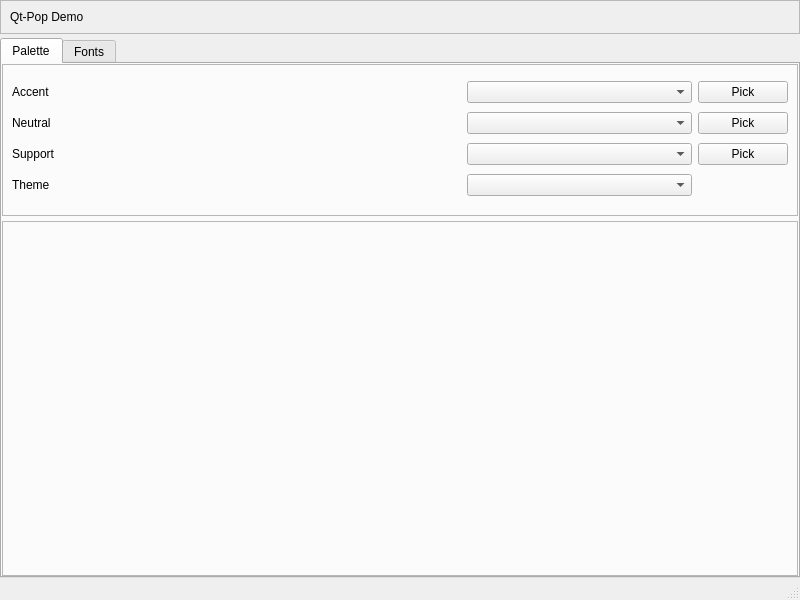
Above: app/mainwindow/mainwindow.ui from codemeetscopper/Qt-Pop before the change. Below: the same form after it.
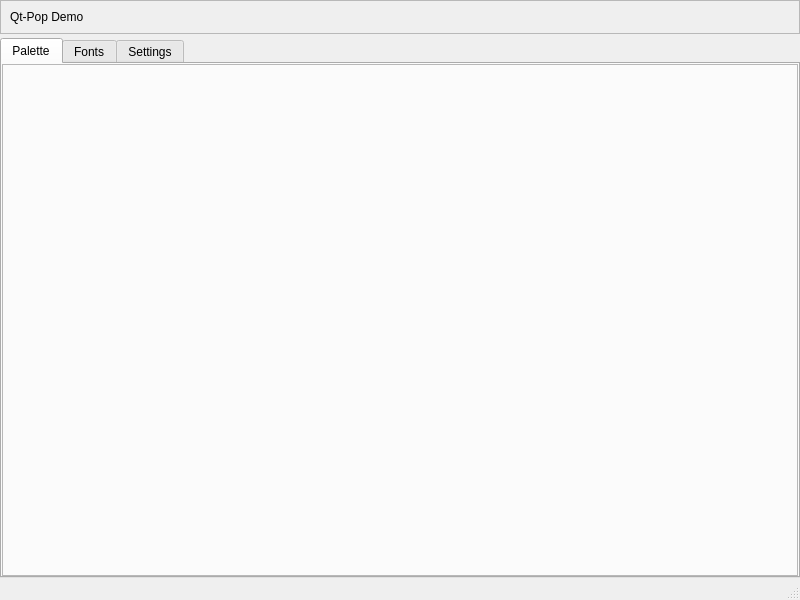
That is the form after the change.

Commit message: Settings added with widget.

Patch:
```diff
--- a/app/mainwindow/mainwindow.ui
+++ b/app/mainwindow/mainwindow.ui
@@ -58,7 +58,7 @@
        <attribute name="title">
         <string>Palette</string>
        </attribute>
-       <layout class="QGridLayout" name="gridLayout" rowstretch="3,7" rowminimumheight="0,0" columnminimumwidth="0">
+       <layout class="QGridLayout" name="gridLayout" rowstretch="3">
         <property name="leftMargin">
          <number>0</number>
         </property>
@@ -74,16 +74,6 @@
         <property name="spacing">
          <number>5</number>
         </property>
-        <item row="1" column="0">
-         <widget class="QFrame" name="palette_bottom_frame">
-          <property name="frameShape">
-           <enum>QFrame::Shape::StyledPanel</enum>
-          </property>
-          <property name="frameShadow">
-           <enum>QFrame::Shadow::Raised</enum>
-          </property>
-         </widget>
-        </item>
         <item row="0" column="0">
          <widget class="QFrame" name="palette_top_frame">
           <property name="frameShape">
@@ -92,72 +82,6 @@
           <property name="frameShadow">
            <enum>QFrame::Shadow::Raised</enum>
           </property>
-          <layout class="QGridLayout" name="gridLayout_2" columnstretch="10,5,2">
-           <property name="verticalSpacing">
-            <number>2</number>
-           </property>
-           <item row="0" column="0">
-            <widget class="QLabel" name="sl1">
-             <property name="text">
-              <string>Accent</string>
-             </property>
-            </widget>
-           </item>
-           <item row="0" column="1">
-            <widget class="QComboBox" name="accent_combo"/>
-           </item>
-           <item row="0" column="2">
-            <widget class="QPushButton" name="accent_pick">
-             <property name="text">
-              <string>Pick</string>
-             </property>
-            </widget>
-           </item>
-           <item row="1" column="0">
-            <widget class="QLabel" name="sl2">
-             <property name="text">
-              <string>Neutral</string>
-             </property>
-            </widget>
-           </item>
-           <item row="1" column="1">
-            <widget class="QComboBox" name="neutral_combo"/>
-           </item>
-           <item row="1" column="2">
-            <widget class="QPushButton" name="neutral_pick">
-             <property name="text">
-              <string>Pick</string>
-             </property>
-            </widget>
-           </item>
-           <item row="2" column="0">
-            <widget class="QLabel" name="sl3">
-             <property name="text">
-              <string>Support</string>
-             </property>
-            </widget>
-           </item>
-           <item row="2" column="1">
-            <widget class="QComboBox" name="support_combo"/>
-           </item>
-           <item row="2" column="2">
-            <widget class="QPushButton" name="support_pick">
-             <property name="text">
-              <string>Pick</string>
-             </property>
-            </widget>
-           </item>
-           <item row="3" column="0">
-            <widget class="QLabel" name="sl4">
-             <property name="text">
-              <string>Theme</string>
-             </property>
-            </widget>
-           </item>
-           <item row="3" column="1">
-            <widget class="QComboBox" name="theme_combo"/>
-           </item>
-          </layout>
          </widget>
         </item>
        </layout>
@@ -167,6 +91,16 @@
         <string>Fonts</string>
        </attribute>
       </widget>
+      <widget class="QWidget" name="settings">
+       <attribute name="title">
+        <string>Settings</string>
+       </attribute>
+       <layout class="QVBoxLayout" name="verticalLayout_2">
+        <item>
+         <widget class="QListWidget" name="settingsLW"/>
+        </item>
+       </layout>
+      </widget>
      </widget>
     </item>
    </layout>
```
Left out of the diff: 2 changed lines with no effect on the pictures. The commit also changes 8 other files.
